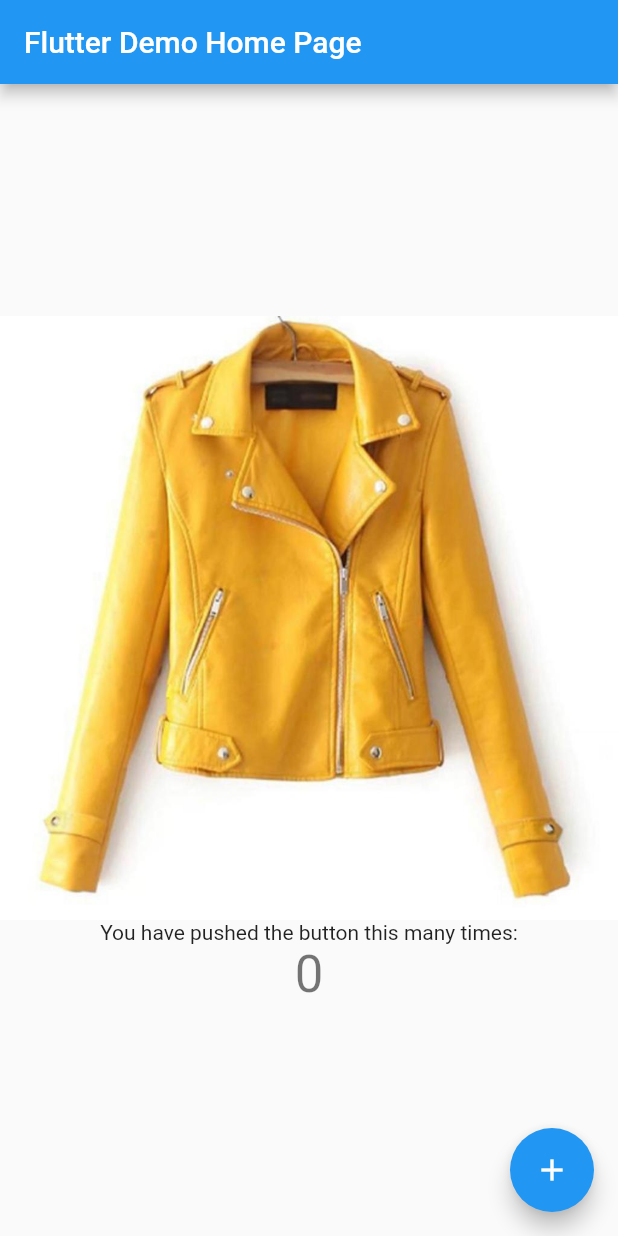
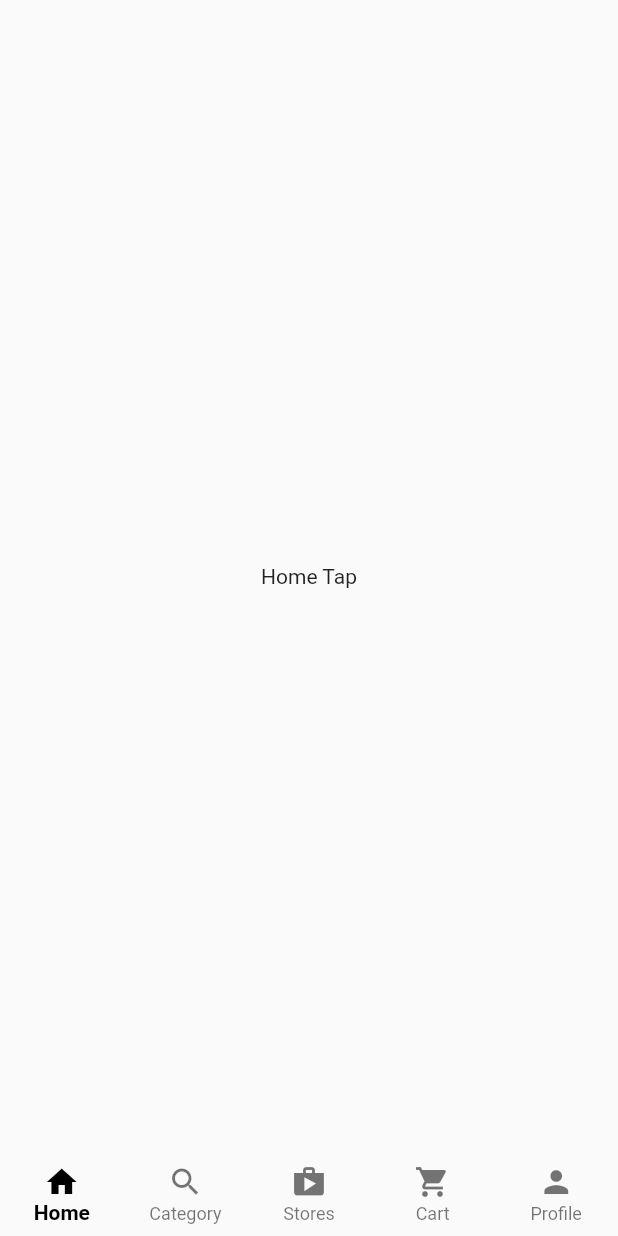
Before and after one commit to amrabdalfatah/shop_store, a Flutter app: the screen it shows after launch, on a phone screen of 412 x 824 dp. Run offline on Flutter 3.47's test engine with Material 2 defaults, Android fonts, the light colour scheme and no system bars.

Commit message:
Customer Home Screen

```diff
--- a/lib/main.dart
+++ b/lib/main.dart
@@ -1,5 +1,5 @@
 import 'package:flutter/material.dart';
-import 'package:shop_store/utils/images_strings.dart';
+import 'package:shop_store/main_screens/customer_home_screen.dart';
 
 void main() {
   runApp(const MyApp());
@@ -7,111 +7,12 @@ void main() {
 
 class MyApp extends StatelessWidget {
   const MyApp({super.key});
-
-  // This widget is the root of your application.
   @override
   Widget build(BuildContext context) {
-    return MaterialApp(
-      title: 'Flutter Demo',
-      theme: ThemeData(
-        // This is the theme of your application.
-        //
-        // Try running your application with "flutter run". You'll see the
-        // application has a blue toolbar. Then, without quitting the app, try
-        // changing the primarySwatch below to Colors.green and then invoke
-        // "hot reload" (press "r" in the console where you ran "flutter run",
-        // or simply save your changes to "hot reload" in a Flutter IDE).
-        // Notice that the counter didn't reset back to zero; the application
-        // is not restarted.
-        primarySwatch: Colors.blue,
-      ),
-      home: const MyHomePage(title: 'Flutter Demo Home Page'),
+    return const MaterialApp(
+      debugShowCheckedModeBanner: false,
+      title: 'Shop Store',
+      home: CustomerHomeScreen(),
     );
   }
 }
-
-class MyHomePage extends StatefulWidget {
-  const MyHomePage({super.key, required this.title});
-
-  // This widget is the home page of your application. It is stateful, meaning
-  // that it has a State object (defined below) that contains fields that affect
-  // how it looks.
-
-  // This class is the configuration for the state. It holds the values (in this
-  // case the title) provided by the parent (in this case the App widget) and
-  // used by the build method of the State. Fields in a Widget subclass are
-  // always marked "final".
-
-  final String title;
-
-  @override
-  State<MyHomePage> createState() => _MyHomePageState();
-}
-
-class _MyHomePageState extends State<MyHomePage> {
-  int _counter = 0;
-
-  void _incrementCounter() {
-    setState(() {
-      // This call to setState tells the Flutter framework that something has
-      // changed in this State, which causes it to rerun the build method below
-      // so that the display can reflect the updated values. If we changed
-      // _counter without calling setState(), then the build method would not be
-      // called again, and so nothing would appear to happen.
-      _counter++;
-    });
-  }
-
-  @override
-  Widget build(BuildContext context) {
-    // This method is rerun every time setState is called, for instance as done
-    // by the _incrementCounter method above.
-    //
-    // The Flutter framework has been optimized to make rerunning build methods
-    // fast, so that you can just rebuild anything that needs updating rather
-    // than having to individually change instances of widgets.
-    return Scaffold(
-      appBar: AppBar(
-        // Here we take the value from the MyHomePage object that was created by
-        // the App.build method, and use it to set our appbar title.
-        title: Text(widget.title),
-      ),
-      body: Center(
-        // Center is a layout widget. It takes a single child and positions it
-        // in the middle of the parent.
-        child: Column(
-          // Column is also a layout widget. It takes a list of children and
-          // arranges them vertically. By default, it sizes itself to fit its
-          // children horizontally, and tries to be as tall as its parent.
-          //
-          // Invoke "debug painting" (press "p" in the console, choose the
-          // "Toggle Debug Paint" action from the Flutter Inspector in Android
-          // Studio, or the "Toggle Debug Paint" command in Visual Studio Code)
-          // to see the wireframe for each widget.
-          //
-          // Column has various properties to control how it sizes itself and
-          // how it positions its children. Here we use mainAxisAlignment to
-          // center the children vertically; the main axis here is the vertical
-          // axis because Columns are vertical (the cross axis would be
-          // horizontal).
-          mainAxisAlignment: MainAxisAlignment.center,
-          children: <Widget>[
-            Image.asset(women8),
-            const Text(
-              'You have pushed the button this many times:',
-            ),
-            Text(
-              '$_counter',
-              style: Theme.of(context).textTheme.headlineMedium,
-            ),
-          ],
-        ),
-      ),
-      floatingActionButton: FloatingActionButton(
-        onPressed: _incrementCounter,
-        tooltip: 'Increment',
-        child: const Icon(Icons.add),
-      ), // This trailing comma makes auto-formatting nicer for build methods.
-    );
-  }
-}
--- /dev/null
+++ b/lib/main_screens/customer_home_screen.dart
@@ -0,0 +1,61 @@
+import 'package:flutter/material.dart';
+
+class CustomerHomeScreen extends StatefulWidget {
+  const CustomerHomeScreen({Key? key}) : super(key: key);
+
+  @override
+  State<CustomerHomeScreen> createState() => _CustomerHomeScreenState();
+}
+
+class _CustomerHomeScreenState extends State<CustomerHomeScreen> {
+  int _selectedIndex = 0;
+
+  final List<Widget> _tabs = const [
+    Center(child: Text('Home Tap')),
+    Center(child: Text('Category Tap')),
+    Center(child: Text('Stores Tap')),
+    Center(child: Text('Cart Tap')),
+    Center(child: Text('Profile Tap')),
+  ];
+
+  @override
+  Widget build(BuildContext context) {
+    return Scaffold(
+      body: _tabs[_selectedIndex],
+      bottomNavigationBar: BottomNavigationBar(
+        currentIndex: _selectedIndex,
+        elevation: 0,
+        type: BottomNavigationBarType.fixed,
+        selectedItemColor: Colors.black,
+        selectedLabelStyle: const TextStyle(fontWeight: FontWeight.w700),
+        items: const [
+          BottomNavigationBarItem(
+            icon: Icon(Icons.home),
+            label: 'Home',
+          ),
+          BottomNavigationBarItem(
+            icon: Icon(Icons.search),
+            label: 'Category',
+          ),
+          BottomNavigationBarItem(
+            icon: Icon(Icons.shop),
+            label: 'Stores',
+          ),
+          BottomNavigationBarItem(
+            icon: Icon(Icons.shopping_cart),
+            label: 'Cart',
+          ),
+          BottomNavigationBarItem(
+            icon: Icon(Icons.person),
+            label: 'Profile',
+          ),
+        ],
+        onTap: (index) {
+          setState(() {
+            _selectedIndex = index;
+          });
+        },
+      ),
+    );
+  }
+}
```
